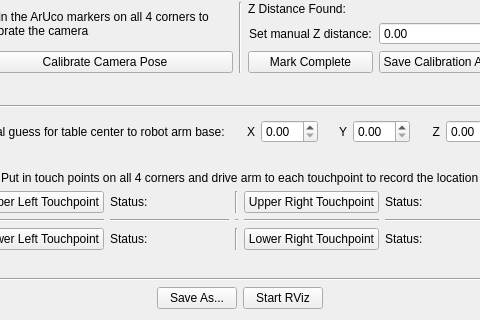
Before: the Qt Designer form calibration/resource/calibration.ui in Keeganfn/testbed-calibration, drawn with Qt 5; both pictures show x 295 to 775 and y 370 to 690 of the 925 by 690 pixel window.
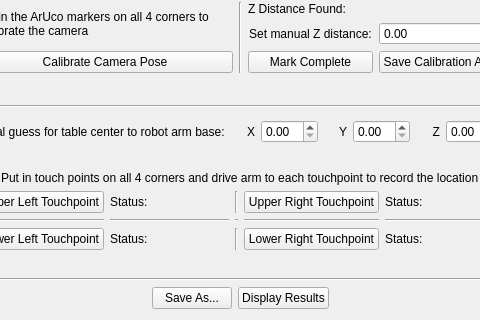
After: the same form once the commit is applied.

Commit message: changed to display results

Diff of the .ui file:
```diff
--- a/calibration/resource/calibration.ui
+++ b/calibration/resource/calibration.ui
@@ -512,7 +512,7 @@
           </size>
          </property>
          <property name="text">
-          <string>Start RViz</string>
+          <string>Display Results</string>
          </property>
          <property name="default">
           <bool>false</bool>
```
